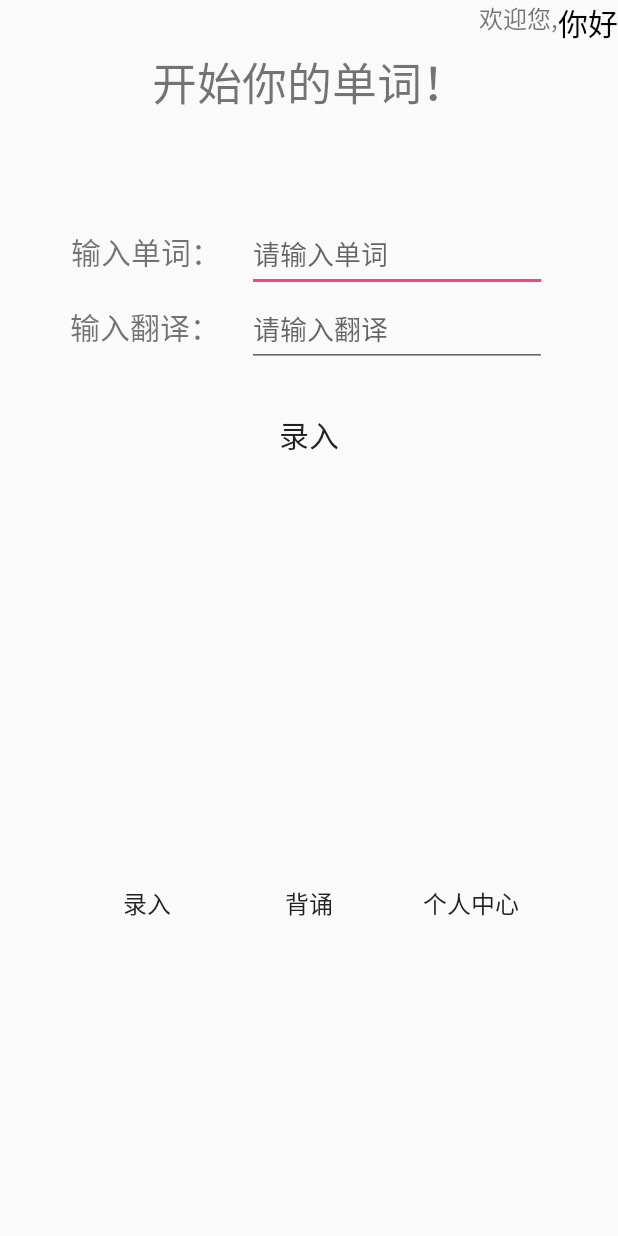
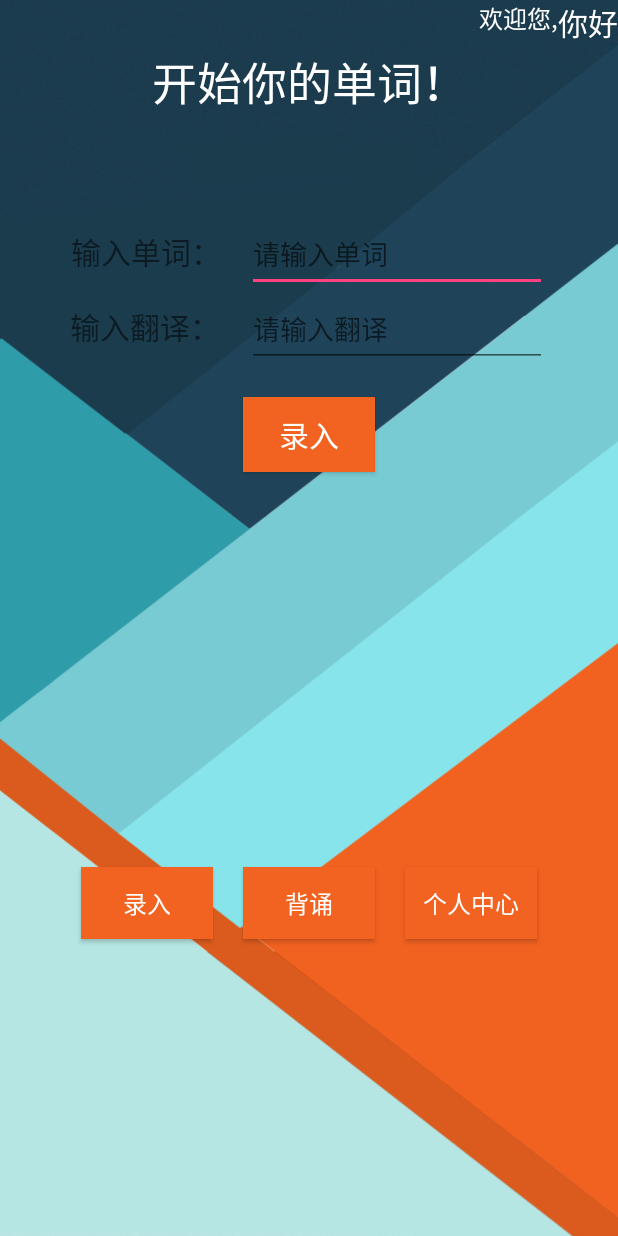
Before and after one commit to Sichongzou/CloudMusicApp, an Android app: the MainActivity screen opened directly, with no data from a screen before it, on a phone screen of 412 x 824 dp. Run offline under Robolectric (Android 15) with nearby library versions, the phone set to English and light mode, and no system bars; 1 statement that could not run was skipped.

Commit message:
Sichongzou
界面优化 上一个bug未修复 已发现单词库打不开的问题

```diff
--- a/app/src/main/res/layout/activity_main.xml
+++ b/app/src/main/res/layout/activity_main.xml
@@ -1,87 +1,97 @@
 <?xml version="1.0" encoding="utf-8"?>
-<RelativeLayout
-    xmlns:android="http://schemas.android.com/apk/res/android"
+<RelativeLayout xmlns:android="http://schemas.android.com/apk/res/android"
     xmlns:tools="http://schemas.android.com/tools"
     android:id="@+id/activity_frist"
     android:layout_width="match_parent"
     android:layout_height="match_parent"
-    android:background="@null">
+    android:background="@drawable/background">
 
     <LinearLayout
-        android:layout_marginTop="30dp"
+        android:id="@+id/title"
         android:layout_width="match_parent"
         android:layout_height="50dp"
-        android:orientation="horizontal"
-        android:id="@+id/title">
+        android:layout_marginTop="30dp"
+        android:orientation="horizontal">
+
         <TextView
-            android:gravity="center"
+            android:id="@+id/first_tv"
             android:layout_width="match_parent"
             android:layout_height="50dp"
+            android:layout_alignParentStart="true"
+            android:layout_alignParentLeft="true"
+            android:layout_alignParentTop="true"
+            android:gravity="center"
             android:text="开始你的单词！"
-            android:textSize="30sp"
-            android:id="@+id/first_tv"
-            android:layout_alignParentTop="true"
-            android:layout_alignParentLeft="true"
-            android:layout_alignParentStart="true" />
+            android:textColor="@android:color/background_light"
+            android:textSize="30sp" />
 
     </LinearLayout>
+
     <LinearLayout
         android:layout_width="wrap_content"
         android:layout_height="wrap_content"
         android:layout_alignParentRight="true">
+
         <TextView
             android:layout_width="wrap_content"
             android:layout_height="match_parent"
             android:text="欢迎您,"
-            android:textSize="16sp"/>
+            android:textColor="@android:color/background_light"
+            android:textSize="16sp" />
+
         <TextView
+            android:id="@+id/name"
             android:layout_width="wrap_content"
             android:layout_height="match_parent"
             android:text="你好"
-            android:textSize="20sp"
-            android:textColor="@color/colorBlack"
-            android:id="@+id/name"/>
+            android:textColor="@android:color/background_light"
+            android:textSize="20sp" />
     </LinearLayout>
+
     <FrameLayout
-        android:layout_below="@id/title"
+        android:id="@+id/first_fl"
         android:layout_width="match_parent"
         android:layout_height="300dp"
-        android:id="@+id/first_fl">
+        android:layout_below="@id/title">
 
 
     </FrameLayout>
+
     <LinearLayout
         android:layout_width="match_parent"
         android:layout_height="50dp"
         android:layout_below="@+id/first_fl"
         android:layout_alignParentBottom="true"
         android:gravity="center">
+
         <Button
-            android:layout_marginRight="20dp"
+            android:id="@+id/frist_btn_input"
             android:layout_width="wrap_content"
             android:layout_height="wrap_content"
+            android:layout_marginRight="20dp"
+            android:background="@drawable/button"
             android:text="录入"
-            android:textSize="16sp"
-            android:background="@null"
-            android:id="@+id/frist_btn_input"
-            />
+            android:textColor="@android:color/background_light"
+            android:textSize="16sp" />
+
         <Button
-            android:layout_marginRight="20dp"
+            android:id="@+id/frist_btn_recite"
             android:layout_width="wrap_content"
             android:layout_height="wrap_content"
+            android:layout_marginRight="20dp"
+            android:background="@drawable/button"
             android:text="背诵"
-            android:textSize="16sp"
-            android:background="@null"
-            android:id="@+id/frist_btn_recite"
-            />
+            android:textColor="@android:color/background_light"
+            android:textSize="16sp" />
+
         <Button
+            android:id="@+id/frist_btn_self"
             android:layout_width="wrap_content"
             android:layout_height="wrap_content"
+            android:background="@drawable/button"
             android:text="个人中心"
-            android:textSize="16sp"
-            android:background="@null"
-            android:id="@+id/frist_btn_self"
-            />
+            android:textColor="@android:color/background_light"
+            android:textSize="16sp" />
     </LinearLayout>
 
 </RelativeLayout>
--- a/app/src/main/res/layout/fragment_input.xml
+++ b/app/src/main/res/layout/fragment_input.xml
@@ -1,5 +1,7 @@
 <?xml version="1.0" encoding="utf-8"?>
 <LinearLayout xmlns:android="http://schemas.android.com/apk/res/android"
+    xmlns:app="http://schemas.android.com/apk/res-auto"
+    xmlns:tools="http://schemas.android.com/tools"
     android:orientation="vertical"
     android:layout_width="match_parent"
     android:layout_height="match_parent"
@@ -38,12 +40,15 @@
             android:hint="请输入翻译"
             android:id="@+id/input_et_translate"/>
     </LinearLayout>
+
     <Button
-        android:layout_marginTop="20dp"
+        android:id="@+id/input_btn"
         android:layout_width="wrap_content"
         android:layout_height="50dp"
-        android:background="@null"
+        android:layout_marginTop="20dp"
+        android:background="@drawable/button"
         android:text="录入"
-        android:textSize="20sp"
-        android:id="@+id/input_btn"/>
+        android:textColor="@android:color/background_light"
+        android:textSize="20sp" />
+
 </LinearLayout>
```
Also changed, not shown: app/src/main/res/drawable-v24/button.png (added).
